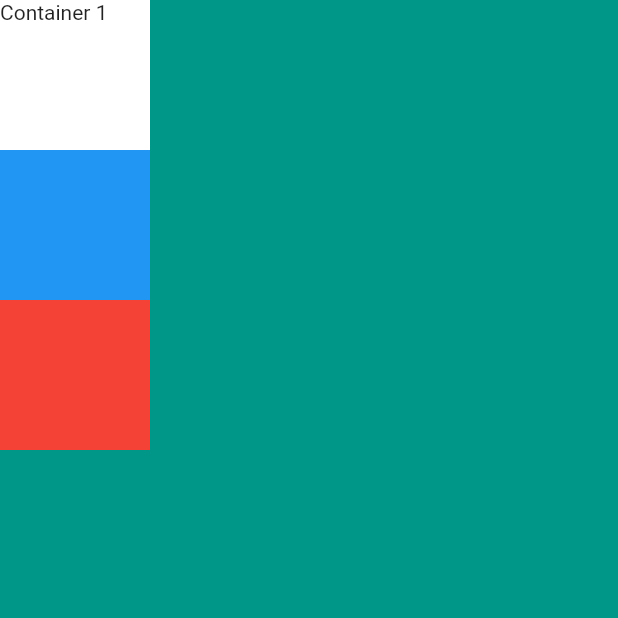
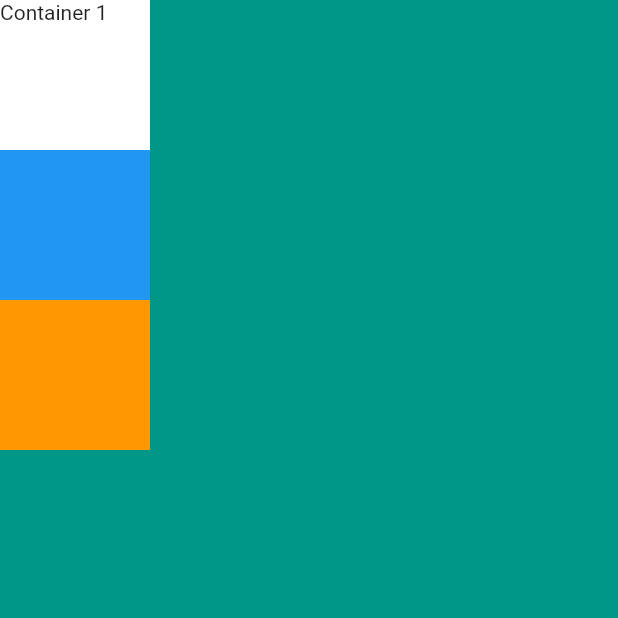
Before and after one commit to harkesneha94/flutter_widget_study, a Flutter app: the screen it shows after launch, on a phone screen of 412 x 824 dp, the top half of it. Run offline on Flutter 3.47's test engine with Material 2 defaults, Android fonts, the phone set to English and light mode, and no system bars.

Commit message:
First commit

```diff
--- a/lib/main.dart
+++ b/lib/main.dart
@@ -15,6 +15,7 @@ class MyApp extends StatelessWidget {
         backgroundColor: Colors.teal,
         body: SafeArea(
           child: Column(
+           // mainAxisSize: MainAxisSize.min,
             children: <Widget>[
               Container(
                 height: 100.0,
@@ -27,7 +28,7 @@ class MyApp extends StatelessWidget {
                   color: Colors.blue),
               Container(width: 100,
                   height: 100,
-                  color: Colors.red)
+                  color: Colors.orange)
             ],
           ),
         ),
```
